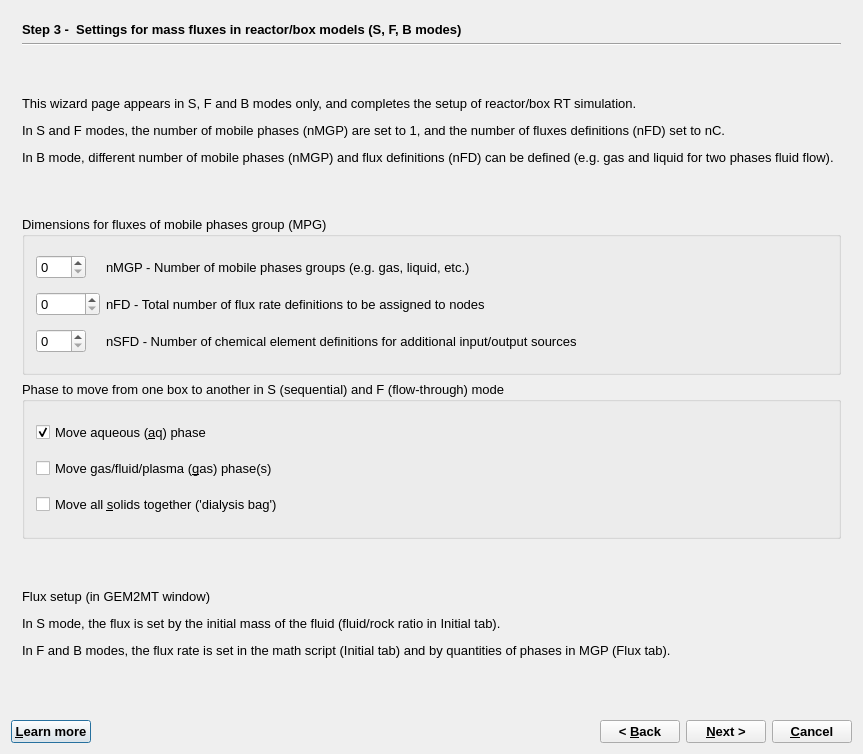
gemshub/GEMSGUI, file GUI/Dialogs4/GEM2MTWizard4.ui: the form before one commit.
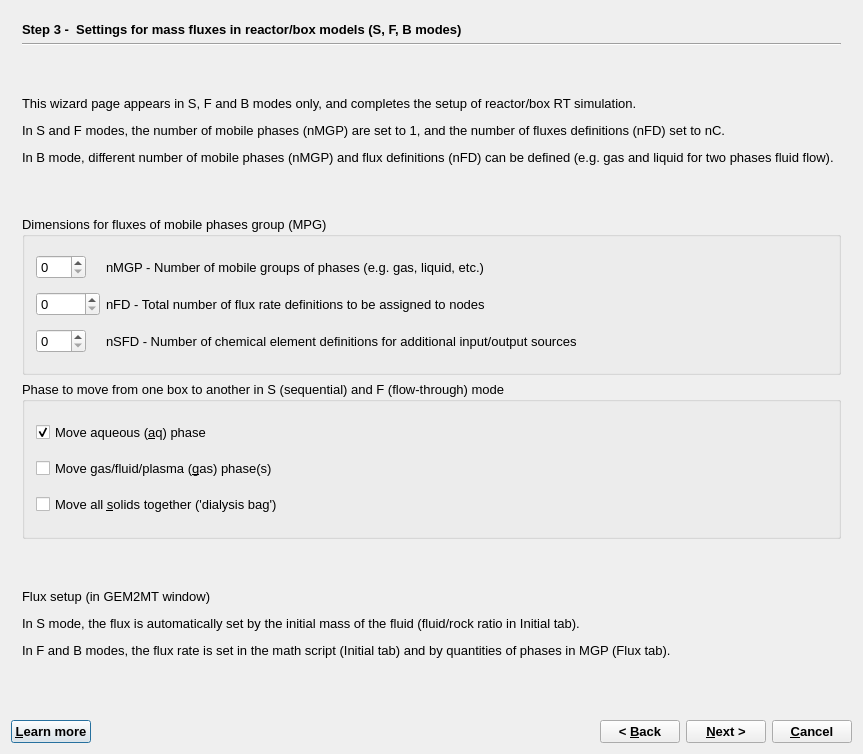
The form after the commit. The open tabs and pages were chosen to show the change.

Commit message: Improvements in Process wizard and help files for the SFTR (R) mode of process simulations.

What changed in the file:
```diff
--- a/GUI/Dialogs4/GEM2MTWizard4.ui
+++ b/GUI/Dialogs4/GEM2MTWizard4.ui
@@ -801,7 +801,7 @@
           <item row="0" column="1">
            <widget class="QLabel" name="TextLabel2_2">
             <property name="text">
-             <string>nMGP - Number of mobile phases groups (e.g. gas, liquid, etc.)</string>
+             <string>nMGP - Number of mobile groups of phases (e.g. gas, liquid, etc.)</string>
             </property>
             <property name="alignment">
              <set>Qt::AlignVCenter</set>
@@ -935,7 +935,7 @@
        <item>
         <widget class="QLabel" name="label_4">
          <property name="text">
-          <string>&lt;html&gt;&lt;head/&gt;&lt;body&gt;&lt;p&gt;Flux setup (in GEM2MT window)&lt;/p&gt;&lt;p&gt;In S mode, the flux is set by the initial mass of the fluid (fluid/rock ratio in Initial tab).&lt;/p&gt;&lt;p&gt;In F and B modes, the flux rate is set in the math script (Initial tab) and by quantities of phases in MGP (Flux tab).&lt;/p&gt;&lt;/body&gt;&lt;/html&gt;</string>
+          <string>&lt;html&gt;&lt;head/&gt;&lt;body&gt;&lt;p&gt;Flux setup (in GEM2MT window)&lt;/p&gt;&lt;p&gt;In S mode, the flux is automatically set by the initial mass of the fluid (fluid/rock ratio in Initial tab).&lt;/p&gt;&lt;p&gt;In F and B modes, the flux rate is set in the math script (Initial tab) and by quantities of phases in MGP (Flux tab).&lt;/p&gt;&lt;/body&gt;&lt;/html&gt;</string>
          </property>
         </widget>
        </item>
```
Left out of the diff: 2 changed lines with no effect on the pictures. The commit also changes 3 other files.
